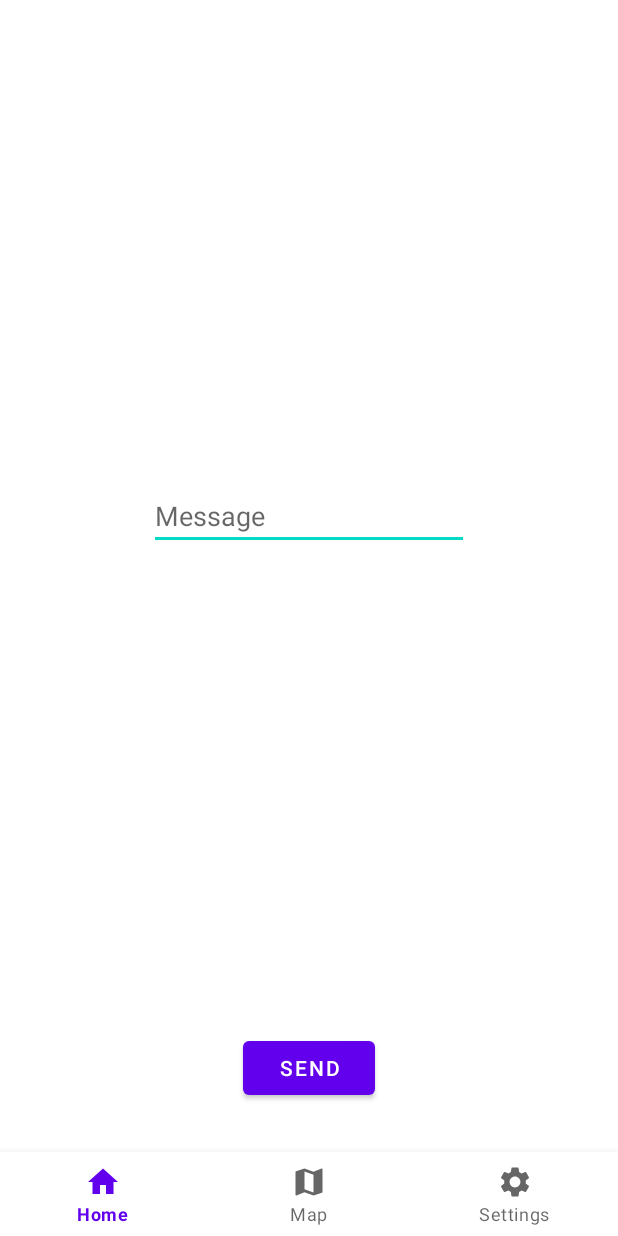
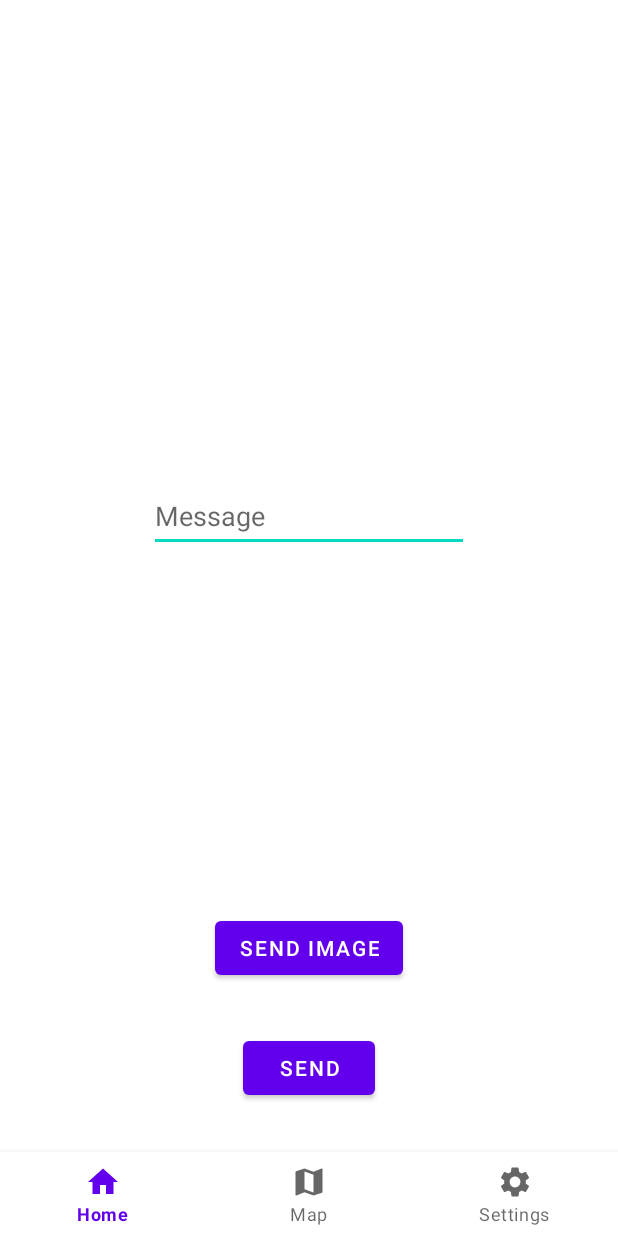
Before and after one commit to trdin/Digital-twin-StudApp, an Android app: the screen it shows after launch (MainActivity), on a phone screen of 412 x 824 dp. Run offline under Robolectric (Android 15) with nearby library versions, the phone set to English and light mode, and no system bars; our stand-ins replace EventBus, Timber; libraries missing offline, so code that uses them is left out: org.osmdroid.api, org.osmdroid.tileprovider, org.osmdroid.util, org.osmdroid.views; pictures from the network do not load.

Commit message:
SMLTG-157 img posiljanje

```diff
--- a/app/src/main/AndroidManifest.xml
+++ b/app/src/main/AndroidManifest.xml
@@ -3,19 +3,19 @@
     xmlns:tools="http://schemas.android.com/tools">
 
     <uses-permission android:name="android.permission.RECORD_AUDIO"/>
+
     <uses-permission android:name="android.permission.WRITE_EXTERNAL_STORAGE"/>
     <uses-permission android:name="android.permission.ACCESS_FINE_LOCATION" />
     <uses-permission android:name="android.permission.ACCESS_COARSE_LOCATION" />
     <uses-permission android:name="android.permission.INTERNET" />
     <uses-permission android:name="android.permission.ACCESS_NETWORK_STATE" />
     <uses-permission android:name="android.permission.FOREGROUND_SERVICE" />
-    <uses-permission android:name="android.permission.ACCESS_NETWORK_STATE" />
     <uses-permission android:name="android.permission.INTERNET" />
+    <uses-permission android:name="android.permission.READ_EXTERNAL_STORAGE"/>
     <uses-permission
         android:name="android.permission.WRITE_EXTERNAL_STORAGE"
         tools:ignore="ScopedStorage" />
     <uses-permission android:name="com.google.android.providers.gsf.permission.READ_GSERVICES" />
-
     <application
         android:name=".MyApplication"
         android:allowBackup="true"
@@ -28,6 +28,7 @@
         android:theme="@style/Theme.StudApp"
         tools:targetApi="31"
         android:requestLegacyExternalStorage="true"
+        android:usesCleartextTraffic="true"
         android:networkSecurityConfig="@xml/network_security_config">
         <activity
             android:name=".MainActivity"
--- a/app/src/main/res/layout/fragment_home.xml
+++ b/app/src/main/res/layout/fragment_home.xml
@@ -12,12 +12,13 @@
         android:id="@+id/etMessage"
         android:layout_width="wrap_content"
         android:layout_height="wrap_content"
+        android:autofillHints=""
+        android:digits="abcdefghijklmnopqrstuvwxyzABCDEFGHIJKLMNOPQRSTUVWXYZ1234567890\n "
         android:ems="10"
         android:hint="@string/etMessageHint"
         android:inputType="textMultiLine"
         android:maxLines="5"
-        android:digits="abcdefghijklmnopqrstuvwxyzABCDEFGHIJKLMNOPQRSTUVWXYZ1234567890\n "
-        android:autofillHints=""
+        android:minHeight="48dp"
         app:layout_constraintBottom_toTopOf="@+id/btnSend"
         app:layout_constraintEnd_toEndOf="parent"
         app:layout_constraintStart_toStartOf="parent"
@@ -32,4 +33,15 @@
         app:layout_constraintBottom_toBottomOf="parent"
         app:layout_constraintEnd_toEndOf="parent"
         app:layout_constraintStart_toStartOf="parent" />
+
+    <Button
+        android:id="@+id/btnSendImg"
+        android:layout_width="wrap_content"
+        android:layout_height="wrap_content"
+        android:layout_marginBottom="32dp"
+        android:text="@string/btnSendImg"
+        app:layout_constraintBottom_toTopOf="@+id/btnSend"
+        app:layout_constraintEnd_toEndOf="parent"
+        app:layout_constraintStart_toStartOf="parent" />
+
 </androidx.constraintlayout.widget.ConstraintLayout>
--- a/app/src/main/res/values/strings.xml
+++ b/app/src/main/res/values/strings.xml
@@ -5,6 +5,7 @@
     <!-- __ fragment TODO -->
     <string name="etMessageHint">Message</string>
     <string name="btnSend">Send</string>
+    <string name="btnSendImg">Send Image</string>
 
     <!-- Settings fragment -->
     <string name="tvFrequency">Frequency (s)</string>
```
Also changed, not shown: app/src/main/java/com/example/studapp/HomeFragment.kt (+46 -1 lines), app/src/main/java/com/example/studapp/MyApplication.kt (+35 -6 lines), app/src/main/java/com/example/studapp/utils/ImageJsonObject.kt (added, +9 -0 lines), app/src/main/res/xml/network_security_config.xml (+8 -0 lines).
